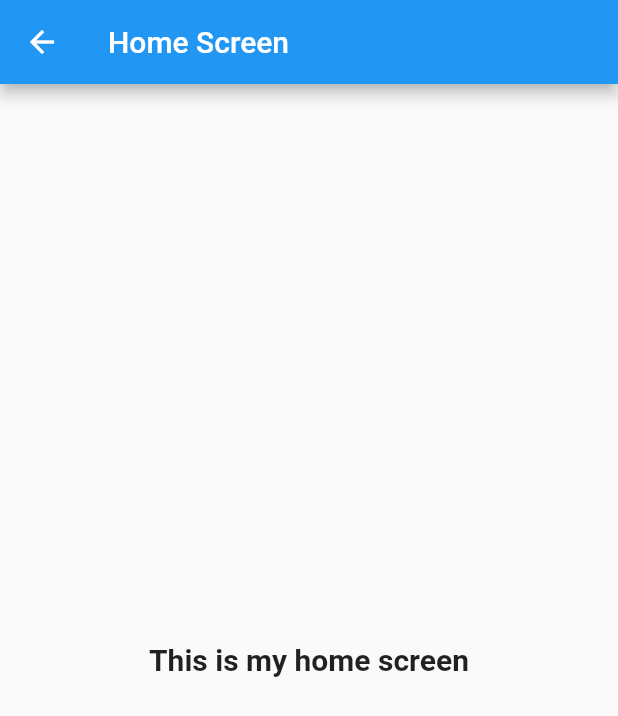
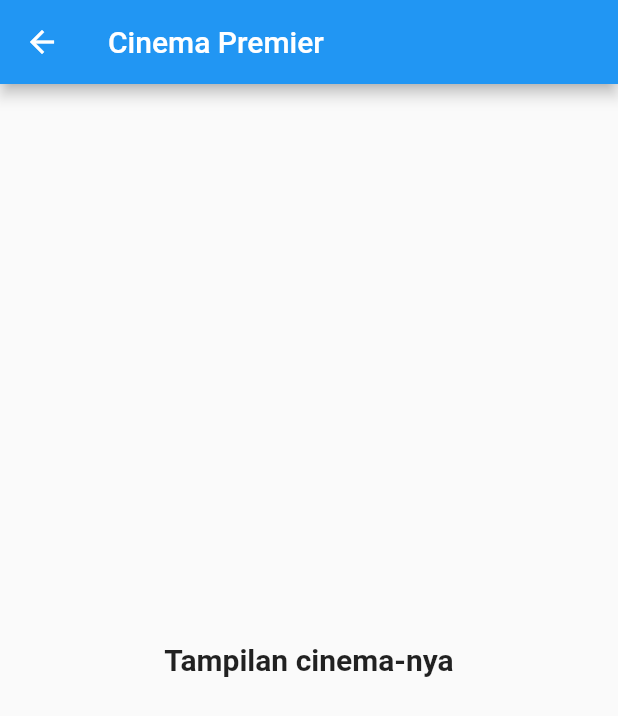
Before and after one commit to WinniWonka/loginapp, a Flutter app: the HomeScreen screen opened by its route, on a phone screen of 412 x 824 dp. Shown: the top 716 px of the screen. Run offline on Flutter 3.47's test engine with Material 2 defaults, Android fonts, the phone set to English and light mode, and no system bars.

Commit message:
Update home_screen.dart

```diff
--- a/login_app/lib/screens/home_screen.dart
+++ b/login_app/lib/screens/home_screen.dart
@@ -8,11 +8,11 @@ class HomeScreen extends StatelessWidget {
   Widget build(BuildContext context) {
     return Scaffold(
       appBar: AppBar(
-        title: Text('Home Screen'),
+        title: Text('Cinema Premier'),
       ),
       body: Center(
         child: Text(
-          'This is my home screen', style: TextStyle(
+          'Tampilan cinema-nya', style: TextStyle(
           fontWeight: FontWeight.bold,
           fontSize: 20,
         ),
```
